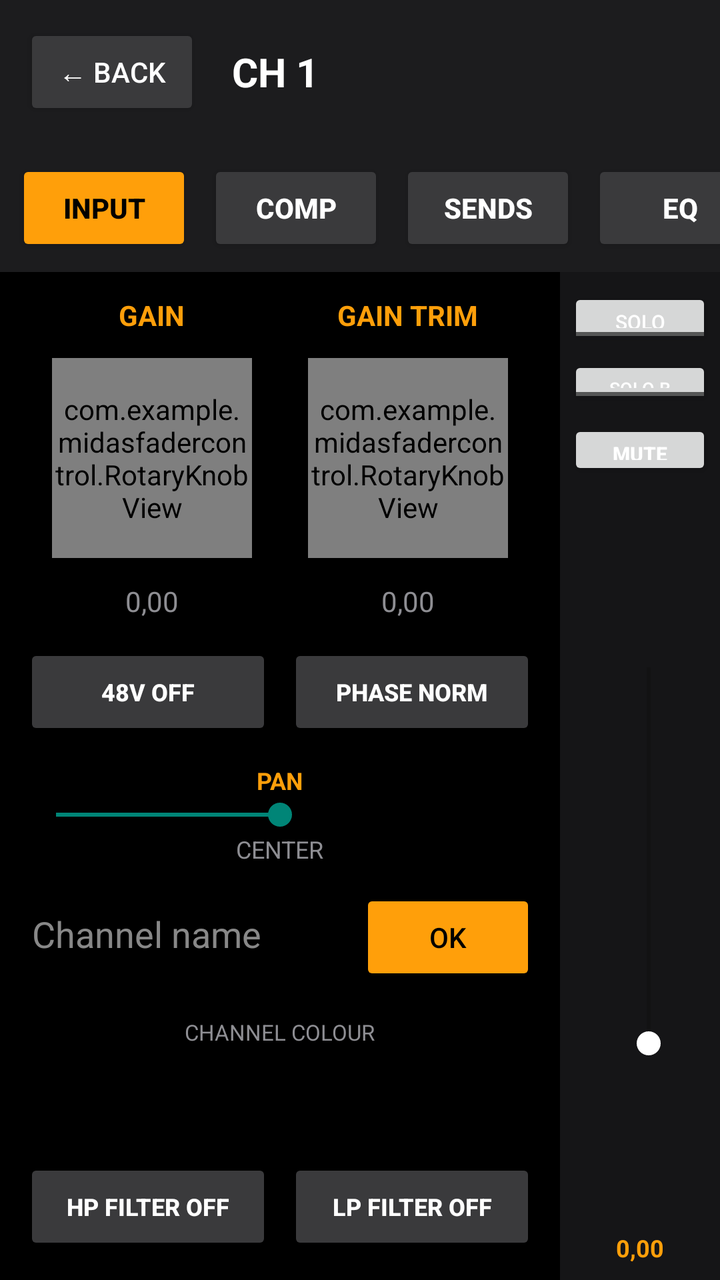
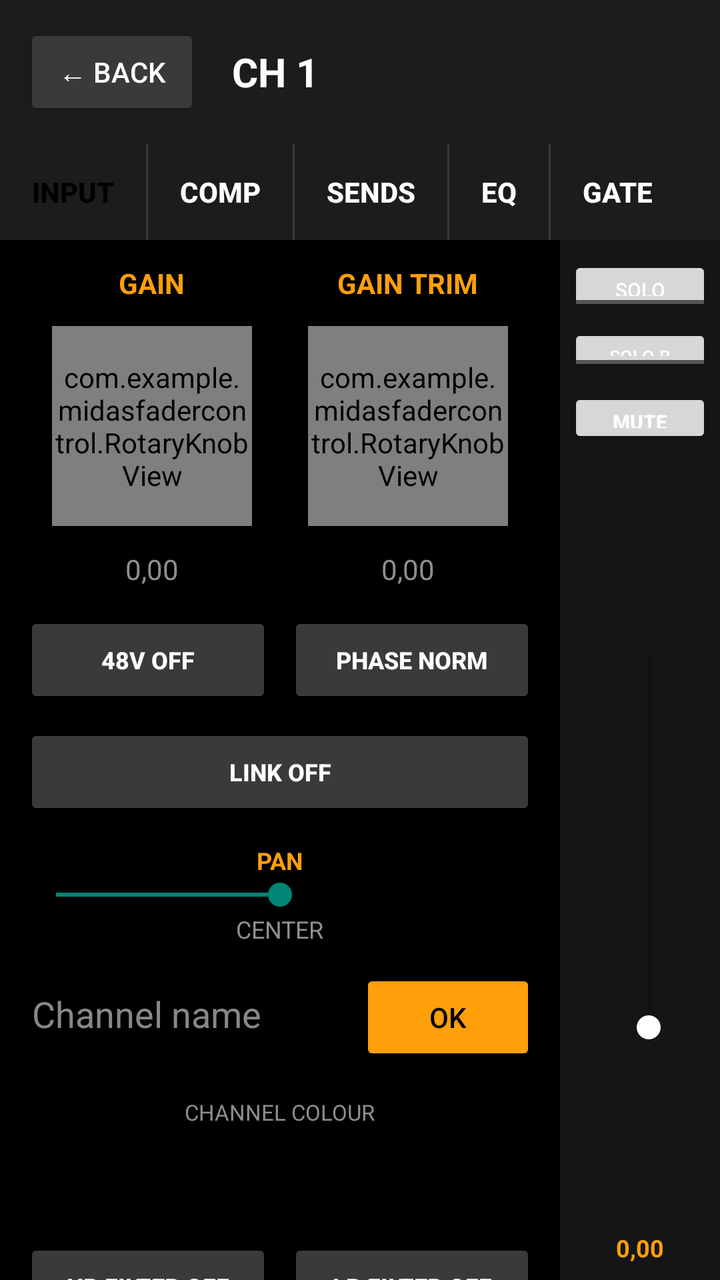

Two renders of the same Android screen: before a commit and after it. Below are the layout's source before the change and the commit's diff.
<!-- AndroidManifest.xml: application theme Theme.AppCompat.DayNight -->
<!-- res/layout/channel_detail.xml -->
<?xml version="1.0" encoding="utf-8"?>
<LinearLayout xmlns:android="http://schemas.android.com/apk/res/android"
    android:layout_width="match_parent"
    android:layout_height="match_parent"
    android:fitsSystemWindows="true"
    android:orientation="vertical"
    android:background="#000000">

    
    <LinearLayout
        android:layout_width="match_parent"
        android:layout_height="wrap_content"
        android:orientation="horizontal"
        android:gravity="center_vertical"
        android:background="#1c1c1e"
        android:padding="12dp">

        <Button
            android:id="@+id/btnDetailBack"
            android:layout_width="wrap_content"
            android:layout_height="wrap_content"
            android:text="← Back"
            android:textColor="#ffffff"
            android:backgroundTint="#3a3a3c" />

        <TextView
            android:id="@+id/textDetailChannelName"
            android:layout_width="0dp"
            android:layout_height="wrap_content"
            android:layout_weight="1"
            android:layout_marginStart="16dp"
            android:text="CH 1"
            android:textColor="#ffffff"
            android:textStyle="bold"
            android:textSize="20sp" />
    </LinearLayout>

    
    <HorizontalScrollView
        android:layout_width="match_parent"
        android:layout_height="wrap_content"
        android:scrollbars="none"
        android:background="#1c1c1e">

    <LinearLayout
        android:layout_width="wrap_content"
        android:layout_height="wrap_content"
        android:orientation="horizontal"
        android:padding="8dp">

        <Button
            android:id="@+id/btnTabInput"
            android:layout_width="wrap_content"
            android:layout_height="wrap_content"
            android:text="INPUT"
            android:textColor="#000000"
            android:textStyle="bold"
            android:backgroundTint="#ff9f0a"
            android:layout_marginEnd="8dp" />

        <Button
            android:id="@+id/btnTabComp"
            android:layout_width="wrap_content"
            android:layout_height="wrap_content"
            android:text="COMP"
            android:textColor="#ffffff"
            android:textStyle="bold"
            android:backgroundTint="#3a3a3c"
            android:layout_marginEnd="8dp" />

        <Button
            android:id="@+id/btnTabSends"
            android:layout_width="wrap_content"
            android:layout_height="wrap_content"
            android:text="SENDS"
            android:textColor="#ffffff"
            android:textStyle="bold"
            android:backgroundTint="#3a3a3c"
            android:layout_marginEnd="8dp" />

        <Button
            android:id="@+id/btnTabEq"
            android:layout_width="wrap_content"
            android:layout_height="wrap_content"
            android:text="EQ"
            android:textColor="#ffffff"
            android:textStyle="bold"
            android:backgroundTint="#3a3a3c"
            android:layout_marginEnd="8dp" />

        <Button
            android:id="@+id/btnTabGate"
            android:layout_width="wrap_content"
            android:layout_height="wrap_content"
            android:text="GATE"
            android:textColor="#ffffff"
            android:textStyle="bold"
            android:backgroundTint="#3a3a3c" />
    </LinearLayout>
    </HorizontalScrollView>

    
    <LinearLayout
        android:layout_width="match_parent"
        android:layout_height="0dp"
        android:layout_weight="1"
        android:orientation="horizontal">

        
        <ScrollView
            android:id="@+id/tabContentScroll"
            android:layout_width="0dp"
            android:layout_height="match_parent"
            android:layout_weight="1">

          <LinearLayout
            android:layout_width="match_parent"
            android:layout_height="wrap_content"
            android:orientation="vertical">

            
            <LinearLayout
                android:id="@+id/inputBlockContent"
                android:layout_width="match_parent"
                android:layout_height="wrap_content"
                android:orientation="vertical"
                android:gravity="center_horizontal"
                android:padding="12dp">

                
                <LinearLayout
                    android:layout_width="match_parent"
                    android:layout_height="wrap_content"
                    android:orientation="horizontal"
                    android:gravity="center_horizontal">

                    <LinearLayout
                        android:layout_width="0dp"
                        android:layout_height="wrap_content"
                        android:layout_weight="1"
                        android:orientation="vertical"
                        android:gravity="center_horizontal">

                        <TextView
                            android:layout_width="wrap_content"
                            android:layout_height="wrap_content"
                            android:text="GAIN"
                            android:textColor="#ff9f0a"
                            android:textStyle="bold"
                            android:textSize="14sp"
                            android:layout_marginBottom="12dp" />

                        <com.example.midasfadercontrol.RotaryKnobView
                            android:id="@+id/knobDetailGain"
                            android:layout_width="100dp"
                            android:layout_height="100dp" />

                        <TextView
                            android:id="@+id/textDetailGainValue"
                            android:layout_width="wrap_content"
                            android:layout_height="wrap_content"
                            android:text="0,00"
                            android:textColor="#8e8e93"
                            android:textSize="14sp"
                            android:layout_marginTop="12dp" />
                    </LinearLayout>

                    <LinearLayout
                        android:layout_width="0dp"
                        android:layout_height="wrap_content"
                        android:layout_weight="1"
                        android:orientation="vertical"
                        android:gravity="center_horizontal">

                        <TextView
                            android:layout_width="wrap_content"
                            android:layout_height="wrap_content"
                            android:text="GAIN TRIM"
                            android:textColor="#ff9f0a"
                            android:textStyle="bold"
                            android:textSize="14sp"
                            android:layout_marginBottom="12dp" />

                        <com.example.midasfadercontrol.RotaryKnobView
                            android:id="@+id/knobDetailGainTrim"
                            android:layout_width="100dp"
                            android:layout_height="100dp" />

                        <TextView
                            android:id="@+id/textDetailGainTrimValue"
                            android:layout_width="wrap_content"
                            android:layout_height="wrap_content"
                            android:text="0,00"
                            android:textColor="#8e8e93"
                            android:textSize="14sp"
                            android:layout_marginTop="12dp" />
                    </LinearLayout>
                </LinearLayout>

                
                <LinearLayout
                    android:layout_width="match_parent"
                    android:layout_height="wrap_content"
                    android:orientation="horizontal"
                    android:layout_marginTop="12dp">

                    <Button
                        android:id="@+id/btnDetailPhantom"
                        android:layout_width="0dp"
                        android:layout_height="wrap_content"
                        android:layout_weight="1"
                        android:layout_marginEnd="8dp"
                        android:text="48V OFF"
                        android:textSize="12sp"
                        android:textStyle="bold"
                        android:textColor="#ffffff"
                        android:backgroundTint="#3a3a3c" />

                    <Button
                        android:id="@+id/btnDetailPhase"
                        android:layout_width="0dp"
                        android:layout_height="wrap_content"
                        android:layout_weight="1"
                        android:text="PHASE NORM"
                        android:textSize="12sp"
                        android:textStyle="bold"
                        android:textColor="#ffffff"
                        android:backgroundTint="#3a3a3c" />
                </LinearLayout>

                
                <TextView
                    android:layout_width="wrap_content"
                    android:layout_height="wrap_content"
                    android:text="PAN"
                    android:textColor="#ff9f0a"
                    android:textStyle="bold"
                    android:textSize="12sp"
                    android:layout_marginTop="12dp" />
                <SeekBar
                    android:id="@+id/seekDetailPan"
                    android:layout_width="match_parent"
                    android:layout_height="wrap_content"
                    android:max="1000"
                    android:progress="500" />
                <TextView
                    android:id="@+id/textDetailPanValue"
                    android:layout_width="wrap_content"
                    android:layout_height="wrap_content"
                    android:text="CENTER"
                    android:textColor="#8e8e93"
                    android:textSize="12sp" />

                
                <LinearLayout
                    android:layout_width="match_parent"
                    android:layout_height="wrap_content"
                    android:orientation="horizontal"
                    android:layout_marginTop="12dp">

                    <EditText
                        android:id="@+id/editDetailChannelName"
                        android:layout_width="0dp"
                        android:layout_height="wrap_content"
                        android:layout_weight="1"
                        android:hint="Channel name"
                        android:textColor="#ffffff"
                        android:textColorHint="#888888"
                        android:maxLines="1" />

                    <Button
                        android:id="@+id/btnDetailApplyName"
                        android:layout_width="wrap_content"
                        android:layout_height="wrap_content"
                        android:layout_marginStart="8dp"
                        android:text="OK"
                        android:backgroundTint="#ff9f0a"
                        android:textColor="#000000" />
                </LinearLayout>

                <TextView
                    android:layout_width="wrap_content"
                    android:layout_height="wrap_content"
                    android:text="CHANNEL COLOUR"
                    android:textColor="#8e8e93"
                    android:textSize="11sp"
                    android:layout_marginTop="16dp"
                    android:layout_marginBottom="8dp" />

                <LinearLayout
                    android:id="@+id/rowColourSwatches"
                    android:layout_width="match_parent"
                    android:layout_height="36dp"
                    android:orientation="horizontal" />

                
                <LinearLayout
                    android:layout_width="match_parent"
                    android:layout_height="wrap_content"
                    android:orientation="horizontal"
                    android:layout_marginTop="12dp">

                    <Button
                        android:id="@+id/btnDetailHpFilterIn"
                        android:layout_width="0dp"
                        android:layout_height="wrap_content"
                        android:layout_weight="1"
                        android:layout_marginEnd="8dp"
                        android:text="HP FILTER OFF"
                        android:textSize="12sp"
                        android:textStyle="bold"
                        android:textColor="#ffffff"
                        android:backgroundTint="#3a3a3c" />

                    <Button
                        android:id="@+id/btnDetailLpFilterIn"
                        android:layout_width="0dp"
                        android:layout_height="wrap_content"
                        android:layout_weight="1"
                        android:text="LP FILTER OFF"
                        android:textSize="12sp"
                        android:textStyle="bold"
                        android:textColor="#ffffff"
                        android:backgroundTint="#3a3a3c" />
                </LinearLayout>

                <TextView
                    android:layout_width="wrap_content"
                    android:layout_height="wrap_content"
                    android:text="HP FREQ"
                    android:textColor="#ff9f0a"
                    android:textStyle="bold"
                    android:textSize="11sp"
                    android:layout_marginTop="12dp" />
                <SeekBar
                    android:id="@+id/seekDetailHpFreq"
                    android:layout_width="match_parent"
                    android:layout_height="wrap_content"
                    android:max="1000"
                    android:progress="0" />

                <TextView
                    android:layout_width="wrap_content"
                    android:layout_height="wrap_content"
                    android:text="LP FREQ"
                    android:textColor="#ff9f0a"
                    android:textStyle="bold"
                    android:textSize="11sp"
                    android:layout_marginTop="12dp" />
                <SeekBar
                    android:id="@+id/seekDetailLpFreq"
                    android:layout_width="match_parent"
                    android:layout_height="wrap_content"
                    android:max="1000"
                    android:progress="1000" />

                <TextView
                    android:layout_width="wrap_content"
                    android:layout_height="wrap_content"
                    android:text="INPUT DELAY"
                    android:textColor="#ff9f0a"
                    android:textStyle="bold"
                    android:textSize="11sp"
                    android:layout_marginTop="12dp" />
                <SeekBar
                    android:id="@+id/seekDetailDelay"
                    android:layout_width="match_parent"
                    android:layout_height="wrap_content"
                    android:max="1000"
                    android:progress="0" />

            </LinearLayout>

            <LinearLayout
                android:id="@+id/compBlockContent"
                android:layout_width="match_parent"
                android:layout_height="wrap_content"
                android:orientation="vertical"
                android:padding="12dp"
                android:visibility="gone" />
            

            <LinearLayout
                android:id="@+id/eqBlockContent"
                android:layout_width="match_parent"
                android:layout_height="wrap_content"
                android:orientation="vertical"
                android:padding="12dp"
                android:visibility="gone" />
            

            <LinearLayout
                android:id="@+id/gateBlockContent"
                android:layout_width="match_parent"
                android:layout_height="wrap_content"
                android:orientation="vertical"
                android:padding="12dp"
                android:visibility="gone" />
            

          </LinearLayout>
        </ScrollView>

        
        <HorizontalScrollView
            android:id="@+id/sendsBlockContent"
            android:layout_width="0dp"
            android:layout_height="match_parent"
            android:layout_weight="1"
            android:scrollbars="none"
            android:visibility="gone">

            <LinearLayout
                android:id="@+id/sendsBlockRow"
                android:layout_width="wrap_content"
                android:layout_height="match_parent"
                android:orientation="horizontal"
                android:paddingStart="12dp"
                android:paddingEnd="12dp" />
        </HorizontalScrollView>
        

        
        <LinearLayout
            android:layout_width="80dp"
            android:layout_height="match_parent"
            android:orientation="vertical"
            android:gravity="center_horizontal"
            android:background="#151517"
            android:paddingTop="8dp"
            android:paddingBottom="8dp">

            <ToggleButton
                android:id="@+id/detailSolo"
                android:layout_width="match_parent"
                android:layout_height="30dp"
                android:layout_marginStart="4dp"
                android:layout_marginEnd="4dp"
                android:textOn="SOLO"
                android:textOff="SOLO"
                android:textSize="10sp"
                android:textColor="#ffffff" />

            
            <ToggleButton
                android:id="@+id/detailSoloB"
                android:layout_width="match_parent"
                android:layout_height="26dp"
                android:layout_marginStart="4dp"
                android:layout_marginEnd="4dp"
                android:layout_marginTop="4dp"
                android:textOn="SOLO B"
                android:textOff="SOLO B"
                android:textSize="9sp"
                android:textColor="#ffffff" />

            <Button
                android:id="@+id/detailMute"
                android:layout_width="match_parent"
                android:layout_height="30dp"
                android:layout_marginStart="4dp"
                android:layout_marginEnd="4dp"
                android:layout_marginTop="6dp"
                android:text="MUTE"
                android:textSize="10sp"
                android:textStyle="bold"
                android:textColor="#ffffff" />

            <LinearLayout
                android:layout_width="match_parent"
                android:layout_height="0dp"
                android:layout_weight="1"
                android:layout_marginTop="8dp"
                android:orientation="horizontal"
                android:gravity="center_horizontal">

                <FrameLayout
                    android:layout_width="6dp"
                    android:layout_height="match_parent"
                    android:layout_marginEnd="3dp">
                    <View
                        android:id="@+id/detailMeterBar"
                        android:layout_width="match_parent"
                        android:layout_height="0dp"
                        android:layout_gravity="bottom"
                        android:background="#34c759" />
                </FrameLayout>

                <FrameLayout
                    android:id="@+id/detailFaderContainer"
                    android:layout_width="28dp"
                    android:layout_height="match_parent">

                    <SeekBar
                        android:id="@+id/detailFader"
                        android:layout_width="220dp"
                        android:layout_height="28dp"
                        android:layout_gravity="center"
                        android:max="1000"
                        android:progress="0"
                        android:progressTint="#ff9f0a"
                        android:thumbTint="#ffffff"
                        android:rotation="270" />
                </FrameLayout>
            </LinearLayout>

            <TextView
                android:id="@+id/textDetailLevelValue"
                android:layout_width="wrap_content"
                android:layout_height="wrap_content"
                android:text="0,00"
                android:textColor="#ff9f0a"
                android:textStyle="bold"
                android:textSize="12sp"
                android:layout_marginTop="8dp" />
        </LinearLayout>
    </LinearLayout>
</LinearLayout>
<!-- resources referenced by this layout -->
<resources>

</resources>

<!-- the commit's change to res/layout/channel_detail.xml (unified diff, before → after) -->
@@ -45,57 +45,103 @@
     <LinearLayout
         android:layout_width="wrap_content"
         android:layout_height="wrap_content"
-        android:orientation="horizontal"
-        android:padding="8dp">
+        android:orientation="horizontal">
 
         <Button
             android:id="@+id/btnTabInput"
             android:layout_width="wrap_content"
             android:layout_height="wrap_content"
+            android:minWidth="0dp"
+            android:paddingStart="16dp"
+            android:paddingEnd="16dp"
+            android:paddingTop="12dp"
+            android:paddingBottom="12dp"
             android:text="INPUT"
             android:textColor="#000000"
             android:textStyle="bold"
-            android:backgroundTint="#ff9f0a"
-            android:layout_marginEnd="8dp" />
+            android:background="@android:color/transparent"
+            android:backgroundTint="#ff9f0a" />
+
+        
+        <View
+            android:layout_width="1dp"
+            android:layout_height="match_parent"
+            android:background="#3a3a3c" />
 
         <Button
             android:id="@+id/btnTabComp"
             android:layout_width="wrap_content"
             android:layout_height="wrap_content"
+            android:minWidth="0dp"
+            android:paddingStart="16dp"
+            android:paddingEnd="16dp"
+            android:paddingTop="12dp"
+            android:paddingBottom="12dp"
             android:text="COMP"
             android:textColor="#ffffff"
             android:textStyle="bold"
-            android:backgroundTint="#3a3a3c"
-            android:layout_marginEnd="8dp" />
+            android:background="@android:color/transparent"
+            android:backgroundTint="#1c1c1e" />
+
+        <View
+            android:layout_width="1dp"
+            android:layout_height="match_parent"
+            android:background="#3a3a3c" />
 
         <Button
             android:id="@+id/btnTabSends"
             android:layout_width="wrap_content"
             android:layout_height="wrap_content"
+            android:minWidth="0dp"
+            android:paddingStart="16dp"
+            android:paddingEnd="16dp"
+            android:paddingTop="12dp"
+            android:paddingBottom="12dp"
             android:text="SENDS"
             android:textColor="#ffffff"
             android:textStyle="bold"
-            android:backgroundTint="#3a3a3c"
-            android:layout_marginEnd="8dp" />
+            android:background="@android:color/transparent"
+            android:backgroundTint="#1c1c1e" />
+
+        <View
+            android:layout_width="1dp"
+            android:layout_height="match_parent"
+            android:background="#3a3a3c" />
 
         <Button
             android:id="@+id/btnTabEq"
             android:layout_width="wrap_content"
             android:layout_height="wrap_content"
+            android:minWidth="0dp"
+            android:paddingStart="16dp"
+            android:paddingEnd="16dp"
+            android:paddingTop="12dp"
+            android:paddingBottom="12dp"
             android:text="EQ"
             android:textColor="#ffffff"
             android:textStyle="bold"
-            android:backgroundTint="#3a3a3c"
-            android:layout_marginEnd="8dp" />
+            android:background="@android:color/transparent"
+            android:backgroundTint="#1c1c1e" />
+
+        <View
+            android:layout_width="1dp"
+            android:layout_height="match_parent"
+            android:background="#3a3a3c" />
 
         <Button
             android:id="@+id/btnTabGate"
             android:layout_width="wrap_content"
             android:layout_height="wrap_content"
+            android:minWidth="0dp"
+            android:paddingStart="16dp"
+            android:paddingEnd="16dp"
+            android:paddingTop="12dp"
+            android:paddingBottom="12dp"
             android:text="GATE"
             android:textColor="#ffffff"
             android:textStyle="bold"
-            android:backgroundTint="#3a3a3c" />
+            android:background="@android:color/transparent"
+            android:backgroundTint="#1c1c1e" />
     </LinearLayout>
     </HorizontalScrollView>
 
@@ -229,6 +275,18 @@
                 </LinearLayout>
 
                 
+                <Button
+                    android:id="@+id/btnDetailLink"
+                    android:layout_width="match_parent"
+                    android:layout_height="wrap_content"
+                    android:layout_marginTop="8dp"
+                    android:text="LINK OFF"
+                    android:textSize="12sp"
+                    android:textStyle="bold"
+                    android:textColor="#ffffff"
+                    android:backgroundTint="#3a3a3c" />
+
+                
                 <TextView
                     android:layout_width="wrap_content"
                     android:layout_height="wrap_content"
@@ -481,9 +539,10 @@
                     <View
                         android:id="@+id/detailMeterBar"
                         android:layout_width="match_parent"
-                        android:layout_height="0dp"
+                        android:layout_height="match_parent"
                         android:layout_gravity="bottom"
-                        android:background="#34c759" />
+                        android:background="#34c759"
+                        android:scaleY="0" />
                 </FrameLayout>
 
                 <FrameLayout
